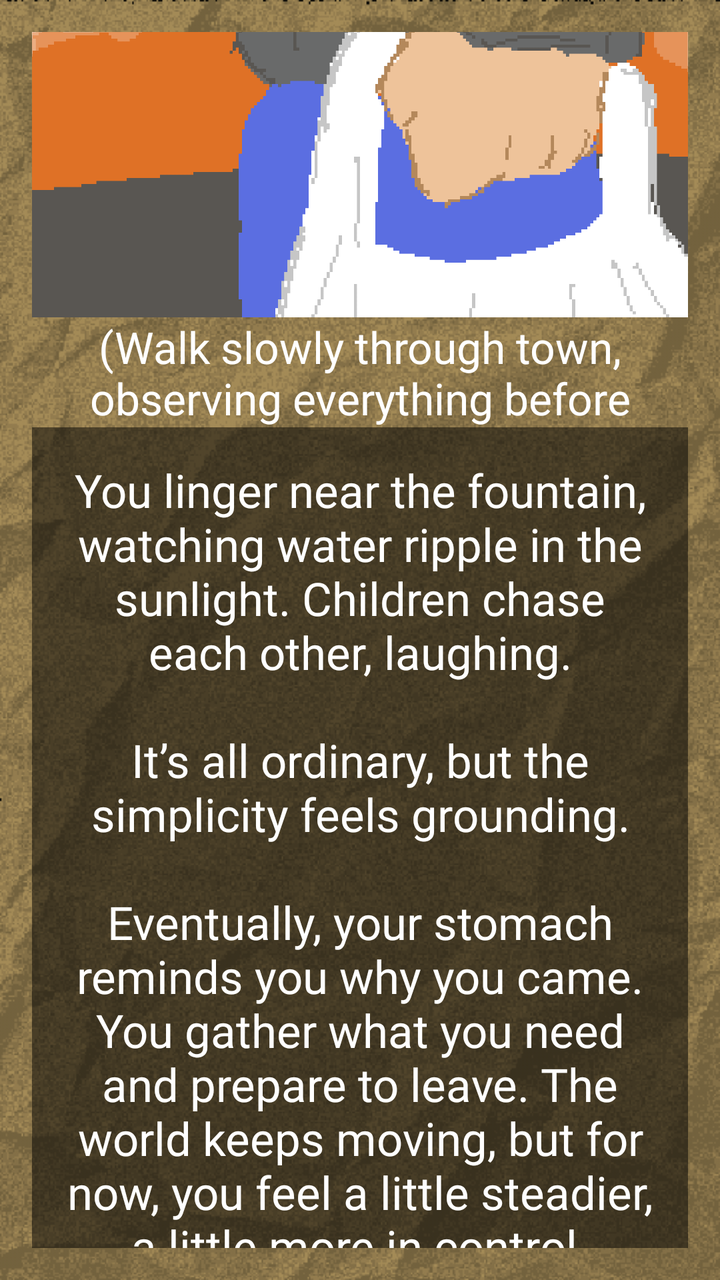
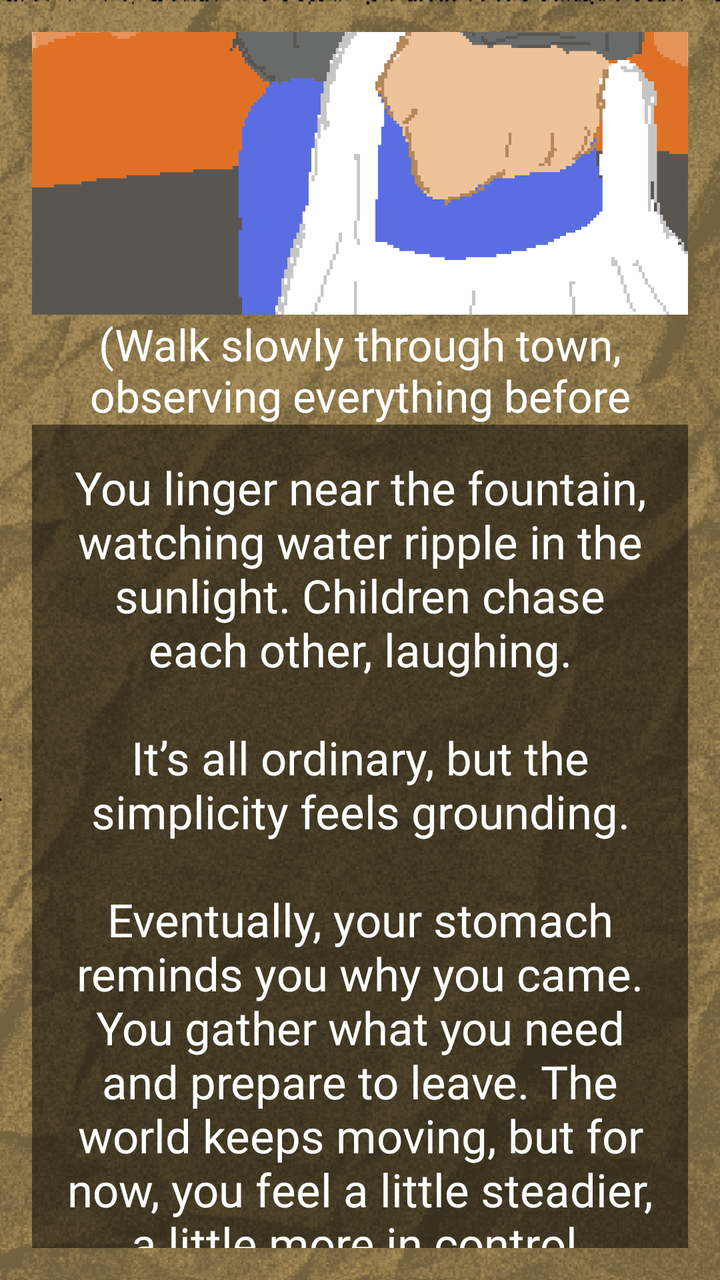

The first picture is an Android layout as it rendered before a commit; the second is the same layout after the commit. The layout source and the unified diff follow.
<!-- AndroidManifest.xml: application theme Theme.ChoiceQuest -->
<!-- res/layout/activity_page2_2_1_2_1.xml -->
<?xml version="1.0" encoding="utf-8"?>
<LinearLayout xmlns:android="http://schemas.android.com/apk/res/android"
    xmlns:app="http://schemas.android.com/apk/res-auto"
    xmlns:tools="http://schemas.android.com/tools"
    android:layout_width="match_parent"
    android:layout_height="match_parent"
    android:id="@+id/page2_2_1_2_1"
    android:background="@drawable/papertexture_"
    android:backgroundTint="#f8e7c2"
    android:backgroundTintMode="multiply"
    android:gravity="center"
    android:orientation="vertical"
    android:padding="16dp"
    tools:context=".Page2_2_1_2_1">

    <View
        android:layout_width="match_parent"
        android:layout_height="0dp"
        android:layout_weight="1"/>

    <ImageView
        android:id="@+id/imageView"
        android:layout_width="412dp"
        android:layout_height="250dp"
        android:src="@drawable/page2_2_1_1_1"/>

    <View
        android:layout_width="match_parent"
        android:layout_height="0dp"
        android:layout_weight="0.1" />
    <TextView
        android:layout_width="match_parent"
        android:layout_height="55dp"
        android:gravity="center"
        android:fontFamily="@font/pixelspace"
        android:textSize="22sp"
        android:text="(Walk slowly through town, observing everything before buying anything.)"
        android:textColor="@color/white"/>

    <TextView
        android:layout_width="match_parent"
        android:layout_height="wrap_content"
        android:id="@+id/tv_page2_2_1_2_1"
        android:fontFamily="@font/pixelgame_font"
        android:gravity="center"
        android:padding="16dp"
        android:background="#80000000"
        android:text="You linger near the fountain, watching water ripple in the sunlight. Children chase each other, laughing.\n\nIt’s all ordinary, but the simplicity feels grounding.\n\nEventually, your stomach reminds you why you came. You gather what you need and prepare to leave.
The world keeps moving, but for now, you feel a little steadier, a little more in control."
        android:textColor="@color/white"
        android:textSize="23sp"
        android:layout_marginBottom="16dp"/>

    <View
        android:layout_width="match_parent"
        android:layout_height="1dp"
        android:layout_weight="0.5"/>

    <Button
        android:id="@+id/btnLeaveTell"
        android:layout_width="410dp"
        android:layout_height="45dp"
        android:layout_marginBottom="16dp"
        android:background="@android:color/transparent"
        android:fontFamily="@font/quest_font"
        android:text="Go Back to Title Page"
        android:textSize="12sp"
        android:onClick="title29"/>

    <View
        android:layout_width="match_parent"
        android:layout_height="1dp"
        android:layout_weight="1"/>

</LinearLayout>
<!-- resources referenced by this layout -->
<resources>
  <color name="white">#FFFFFF</color>
  <!-- drawable page2_2_1_1_1: png bitmap (drawable, 25857 bytes) -->
  <!-- drawable papertexture_: png bitmap (drawable, 156948 bytes) -->
  <style name="Theme.ChoiceQuest" parent="Base.Theme.ChoiceQuest" />
  <style name="Base.Theme.ChoiceQuest" parent="Theme.Material3.DayNight.NoActionBar">
          
          
      </style>
</resources>

<!-- the commit's change to res/layout/activity_page2_2_1_2_1.xml (unified diff, before → after) -->
@@ -58,13 +58,14 @@ The world keeps moving, but for now, you feel a little steadier, a little more i
 
     <Button
         android:id="@+id/btnLeaveTell"
-        android:layout_width="410dp"
-        android:layout_height="45dp"
+        android:layout_width="match_parent"
+        android:layout_height="wrap_content"
         android:layout_marginBottom="16dp"
-        android:background="@android:color/transparent"
+        android:textSize="10sp"
+        android:textColor="@color/white"
+        android:backgroundTint="@color/cardview_dark_background"
         android:fontFamily="@font/quest_font"
         android:text="Go Back to Title Page"
-        android:textSize="12sp"
         android:onClick="title29"/>
 
     <View
